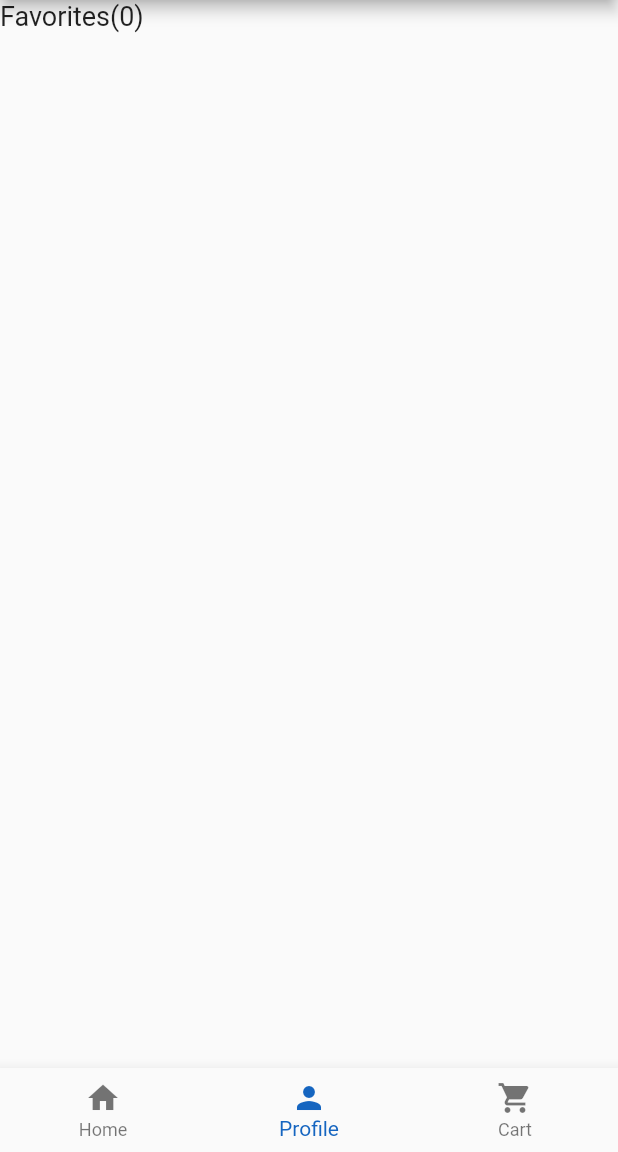
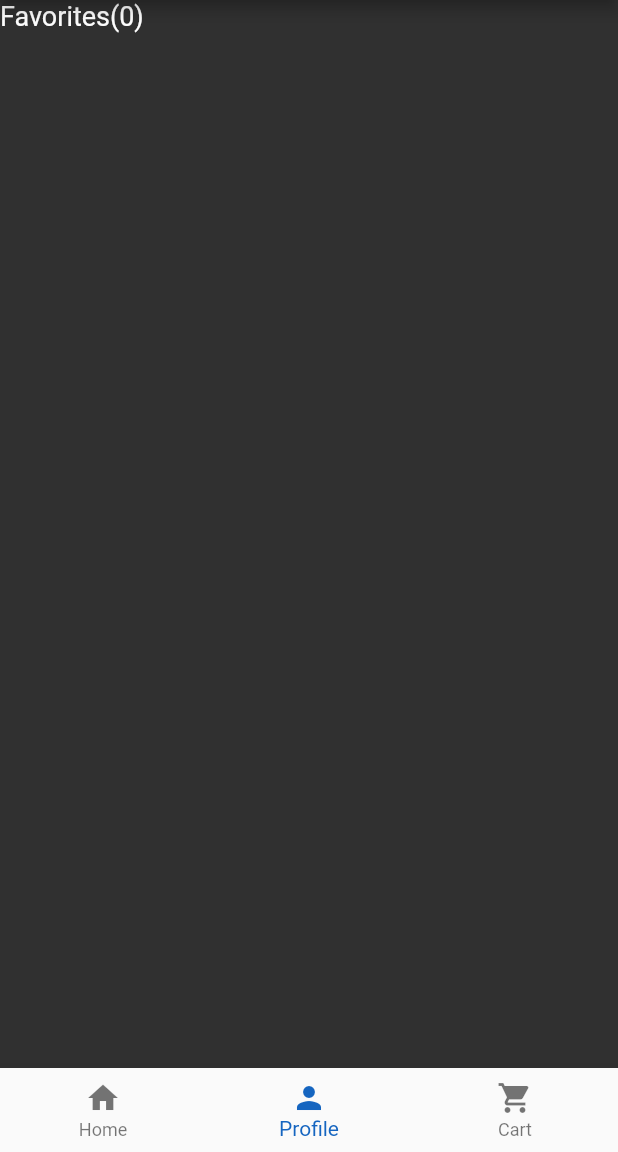
Before and after one commit to Kaine-Koyomi/Shopz_mobile, a Flutter app: the screen it shows after launch, item 2 of the bottom bar chosen, after a tap on "Favorites", on a phone screen of 412 x 824 dp, the part 84-1236 px from its top. Run offline on Flutter 3.47's test engine with Material 2 defaults, Android fonts, the phone set to English and light mode, and no system bars.

Commit message:
MVC architecture

```diff
--- /dev/null
+++ b/lib/commons/styles.dart
@@ -0,0 +1,10 @@
+import 'package:flutter/material.dart';
+import 'package:intl/intl.dart';
+
+class Stylization {
+  static final oCcy = NumberFormat("#,##0.00", "pt_BR");
+
+  static Color? appMainColor = Colors.blue[800];
+  static Color? bodyColor = Colors.grey[850];
+  static Color? fontColorWhite = Colors.white;
+}
--- /dev/null
+++ b/lib/controller/navigation_controller.dart
@@ -0,0 +1,49 @@
+import 'package:flutter/material.dart';
+import 'package:flutter/widgets.dart';
+import 'package:shopz_app/view/body.dart';
+import 'package:shopz_app/view/cart.dart';
+import 'package:shopz_app/view/favorite.dart';
+import 'package:shopz_app/view/home.dart';
+import 'package:shopz_app/view/profile.dart';
+
+class NavigatorController {
+  static var selectedIndex = 0;
+
+  static Widget actualPage = Body();
+
+  static void onItemTapped(int index) {
+    selectedIndex = index;
+    if (index == 0) {
+      actualPage = Body();
+    } else if (index == 1) {
+      actualPage = Profile();
+    } else if (index == 2) {
+      actualPage = Cart();
+    }
+  }
+
+  static void onItemTappedProduct(int index, a) {
+    Navigator.of(a).pushReplacement(
+      MaterialPageRoute(
+        builder: (context) => const Home(),
+      ),
+    );
+    selectedIndex = index;
+    if (index == 0) {
+      actualPage = const Body();
+    } else if (index == 1) {
+      actualPage = const Profile();
+    } else if (index == 2) {
+      actualPage = const Cart();
+    }
+  }
+
+  static void showfavorites(a) {
+    actualPage = Favorite();
+    Navigator.of(a).push(
+      MaterialPageRoute(
+        builder: (context) => Home(),
+      ),
+    );
+  }
+}
--- a/lib/favorite.dart
+++ /dev/null
@@ -1,77 +0,0 @@
-import 'package:flutter/material.dart';
-import 'package:flutter/src/widgets/container.dart';
-import 'package:flutter/src/widgets/framework.dart';
-import 'package:shopz_app/model/product.dart';
-import 'package:shopz_app/productDetails.dart';
-
-class Favorite extends StatefulWidget {
-  const Favorite({super.key});
-  static final productsfav = <Product>[];
-  @override
-  State<Favorite> createState() => _FavoriteState();
-}
-
-class _FavoriteState extends State<Favorite> {
-  @override
-  Widget build(BuildContext context) {
-    return Column(
-      children: [
-        Row(
-          children: [
-            Text(
-              "Favorites(${Favorite.productsfav.length})",
-              style: TextStyle(
-                fontSize: 18,
-              ),
-            ),
-          ],
-        ),
-        Expanded(
-          child: ListView.builder(
-            itemCount: Favorite.productsfav.length,
-            itemBuilder: (context, index) {
-              return Padding(
-                padding: const EdgeInsets.only(bottom: 9),
-                child: Container(
-                  color: Colors.grey[200],
-                  child: Row(
-                    children: [
-                      Padding(
-                        padding: const EdgeInsets.all(8.0),
-                        child: Container(
-                          color: Colors.white,
-                          height: 100,
-                          width: 93,
-                          child: Image.asset(Favorite.productsfav[index].image),
-                        ),
-                      ),
-                      Padding(
-                        padding: const EdgeInsets.all(8.0),
-                        child: Container(
-                            width: 99,
-                            child: Text(Favorite.productsfav[index].title)),
-                      ),
-                      Padding(
-                        padding: const EdgeInsets.all(8.0),
-                        child: Text(
-                            "\$ ${Productdetails.oCcy.format(Favorite.productsfav[index].price).toString()}"),
-                      ),
-                      IconButton(
-                          alignment: Alignment.centerRight,
-                          color: Colors.red,
-                          onPressed: () => setState(() {
-                                Favorite.productsfav
-                                    .remove(Favorite.productsfav[index]);
-                              }),
-                          icon: Icon(Icons.cancel)),
-                    ],
-                  ),
-                ),
-              );
-            },
-          ),
-        ),
-      ],
-    );
-  }
-}
--- a/lib/main.dart
+++ b/lib/main.dart
@@ -1,6 +1,5 @@
 import 'package:flutter/material.dart';
-
-import './home.dart';
+import 'view/home.dart';
 
 void main() async {
   runApp(const Main());
--- a/lib/model/product.dart
+++ b/lib/model/product.dart
@@ -6,8 +6,6 @@ class Product {
   int quantity;
   Product(this.title, this.description, this.price, this.image, this.quantity);
 }
-
-var productsmongo;
 
 List<Product> products = [
   Product(
--- a/lib/body.dart
+++ b/lib/view/body.dart
@@ -1,8 +1,8 @@
 import 'package:flutter/material.dart';
-import 'package:shopz_app/horizontallist.dart';
-import 'package:shopz_app/item.dart';
+import 'package:shopz_app/view/horizontallist.dart';
+import 'package:shopz_app/view/item.dart';
 import 'package:shopz_app/model/product.dart';
-import 'package:shopz_app/productDetails.dart';
+import 'package:shopz_app/view/productDetails.dart';
 
 class Body extends StatelessWidget {
   const Body({super.key});
--- /dev/null
+++ b/lib/view/favorite.dart
@@ -0,0 +1,81 @@
+import 'package:flutter/material.dart';
+import 'package:shopz_app/commons/styles.dart';
+import 'package:shopz_app/controller/favorite_controller.dart';
+
+class Favorite extends StatefulWidget {
+  const Favorite({super.key});
+  @override
+  State<Favorite> createState() => _FavoriteState();
+}
+
+class _FavoriteState extends State<Favorite> {
+  @override
+  Widget build(BuildContext context) {
+    return Container(
+      color: Stylization.bodyColor,
+      child: Column(
+        children: [
+          Row(
+            children: [
+              Text(
+                "Favorites(${FavoriteController.count()})",
+                style: TextStyle(
+                  fontSize: 18,
+                  color: Stylization.fontColorWhite,
+                ),
+              ),
+            ],
+          ),
+          Expanded(
+            child: ListView.builder(
+              itemCount: FavoriteController.count(),
+              itemBuilder: (context, index) {
+                return Padding(
+                  padding: const EdgeInsets.only(bottom: 9),
+                  child: Container(
+                    color: Colors.white,
+                    child: Row(
+                      children: [
+                        Padding(
+                          padding: const EdgeInsets.all(8.0),
+                          child: Container(
+                            color: Colors.white,
+                            height: 100,
+                            width: 93,
+                            child: Image.asset(
+                                FavoriteController.favConsult(index, "image")),
+                          ),
+                        ),
+                        Padding(
+                          padding: const EdgeInsets.all(8.0),
+                          child: SizedBox(
+                            width: 99,
+                            child: Text(
+                              FavoriteController.favConsult(index, "title"),
+                            ),
+                          ),
+                        ),
+                        Padding(
+                          padding: const EdgeInsets.all(8.0),
+                          child: Text(
+                              "\$ ${Stylization.oCcy.format(FavoriteController.favConsult(index, "price")).toString()}"),
+                        ),
+                        IconButton(
+                            alignment: Alignment.centerRight,
+                            color: Colors.red,
+                            onPressed: () => setState(() {
+                                  FavoriteController.removeFromFav(index);
+                                }),
+                            icon: const Icon(Icons.cancel)),
+                      ],
+                    ),
+                  ),
+                );
+              },
+            ),
+          ),
+        ],
+      ),
+    );
+  }
+}
--- a/lib/home.dart
+++ b/lib/view/home.dart
@@ -1,11 +1,12 @@
 // ignore_for_file: prefer_const_literals_to_create_immutables, prefer_const_constructors
 
 import 'package:flutter/material.dart';
-import 'package:shopz_app/body.dart';
-import 'package:shopz_app/cart.dart';
-import 'package:shopz_app/mysearchdelegate.dart';
-import 'package:shopz_app/profile.dart';
-import 'package:shopz_app/favorite.dart';
+import 'package:shopz_app/commons/styles.dart';
+import 'package:shopz_app/view/body.dart';
+import 'package:shopz_app/view/cart.dart';
+import 'package:shopz_app/controller/mysearchdelegate.dart';
+import 'package:shopz_app/view/profile.dart';
+import 'package:shopz_app/controller/navigation_controller.dart';
 
 class Home extends StatefulWidget {
   const Home({super.key});
@@ -17,21 +18,6 @@ class Home extends StatefulWidget {
 }
 
 class Homestate extends State {
-  static Widget actualpage = Body();
-
-  void _onItemTapped(int index) {
-    setState(() {
-      Home.selectedIndex = index;
-      if (index == 0) {
-        actualpage = Body();
-      } else if (index == 1) {
-        actualpage = Profile();
-      } else if (index == 2) {
-        actualpage = Cart();
-      }
-    });
-  }
-
   @override
   Widget build(BuildContext context) {
     return Scaffold(
@@ -77,9 +63,9 @@ class Homestate extends State {
             ),
           ),
         ],
-        backgroundColor: Colors.blue[800],
+        backgroundColor: Stylization.appMainColor,
       ),
-      body: actualpage,
+      body: NavigatorController.actualPage,
       bottomNavigationBar: Row(
         children: [
           Expanded(
@@ -98,9 +84,13 @@ class Homestate extends State {
                   label: 'Cart',
                 ),
               ],
-              currentIndex: Home.selectedIndex,
-              selectedItemColor: Colors.blue[800],
-              onTap: _onItemTapped,
+              currentIndex: NavigatorController.selectedIndex,
+              selectedItemColor: Stylization.appMainColor,
+              onTap: ((value) {
+                setState(() {
+                  NavigatorController.onItemTapped(value);
+                });
+              }),
             ),
           )
         ],
--- a/lib/horizontallist.dart
+++ b/lib/view/horizontallist.dart
@@ -1,6 +1,6 @@
 import 'package:flutter/material.dart';
 import 'package:shopz_app/model/product.dart';
-import 'package:shopz_app/productDetails.dart';
+import 'package:shopz_app/view/productDetails.dart';
 
 class Horizontallist extends StatelessWidget {
   const Horizontallist({super.key});
--- a/lib/item.dart
+++ b/lib/view/item.dart
@@ -1,7 +1,7 @@
 import 'package:flutter/material.dart';
+import 'package:shopz_app/commons/styles.dart';
 
 import 'package:shopz_app/model/product.dart';
-import 'package:shopz_app/productDetails.dart';
 
 class Item extends StatelessWidget {
   const Item({super.key, required this.product});
@@ -26,7 +26,7 @@ class Item extends StatelessWidget {
           product.title,
           style: const TextStyle(fontSize: 17),
         ),
-        Text("\$${Productdetails.oCcy.format(product.price)}")
+        Text("\$${Stylization.oCcy.format(product.price)}")
       ],
     );
   }
--- a/lib/profile.dart
+++ b/lib/view/profile.dart
@@ -1,11 +1,11 @@
 // ignore_for_file: prefer_const_constructors
 
 import 'package:flutter/material.dart';
-import 'package:shopz_app/favorite.dart';
-import 'package:shopz_app/home.dart';
-import 'package:shopz_app/item.dart';
+import 'package:shopz_app/commons/styles.dart';
+import 'package:shopz_app/controller/navigation_controller.dart';
+import 'package:shopz_app/view/item.dart';
 import 'package:shopz_app/model/product.dart';
-import 'package:shopz_app/productDetails.dart';
+import 'package:shopz_app/view/productDetails.dart';
 
 class Profile extends StatefulWidget {
   const Profile({super.key});
@@ -17,17 +17,8 @@ class Profile extends StatefulWidget {
 class _ProfileState extends State<Profile> {
   @override
   Widget build(BuildContext context) {
-    void showfavorites() {
-      Homestate.actualpage = Favorite();
-      Navigator.of(context).push(
-        MaterialPageRoute(
-          builder: (context) => Home(),
-        ),
-      );
-    }
-
     return Container(
-      color: Colors.grey[850],
+      color: Stylization.bodyColor,
       child: Column(
         children: <Widget>[
           Container(
@@ -46,7 +37,6 @@ class _ProfileState extends State<Profile> {
                   Container(
                     decoration: BoxDecoration(
                       borderRadius: BorderRadius.circular(50),
-                      color: Colors.amber[900],
                       image: const DecorationImage(
                         image: AssetImage(
                             "assets/images/default-profile-photo.jpg"),
@@ -74,7 +64,9 @@ class _ProfileState extends State<Profile> {
               Padding(
                 padding: const EdgeInsets.all(8.0),
                 child: GestureDetector(
-                  onTap: showfavorites,
+                  onTap: () {
+                    NavigatorController.showfavorites(context);
+                  },
                   child: Container(
                     height: 50,
                     width: 170,
@@ -138,10 +130,8 @@ class _ProfileState extends State<Profile> {
                             ? Container(
                                 color: Colors.white,
                               )
-                            : Container(
-                                child: Item(
-                                  product: Profile.lastseen.last,
-                                ),
+                            : Item(
+                                product: Profile.lastseen.last,
                               ),
                       );
                     },
```
Also changed, not shown: lib/controller/cart_controller.dart (added, +86 -0 lines), lib/controller/favorite_controller.dart (added, +40 -0 lines), lib/controller/mysearchdelegate.dart (renamed from lib/mysearchdelegate.dart, +3 -8 lines), lib/model/cart_model.dart (added, +12 -0 lines), lib/model/favorite_model.dart (added, +12 -0 lines), lib/view/cart.dart (renamed from lib/cart.dart, +27 -60 lines), lib/view/productDetails.dart (renamed from lib/productDetails.dart, +41 -71 lines), lib/view/searchresults.dart (renamed from lib/searchresults.dart, +5 -4 lines), 6 other files.
